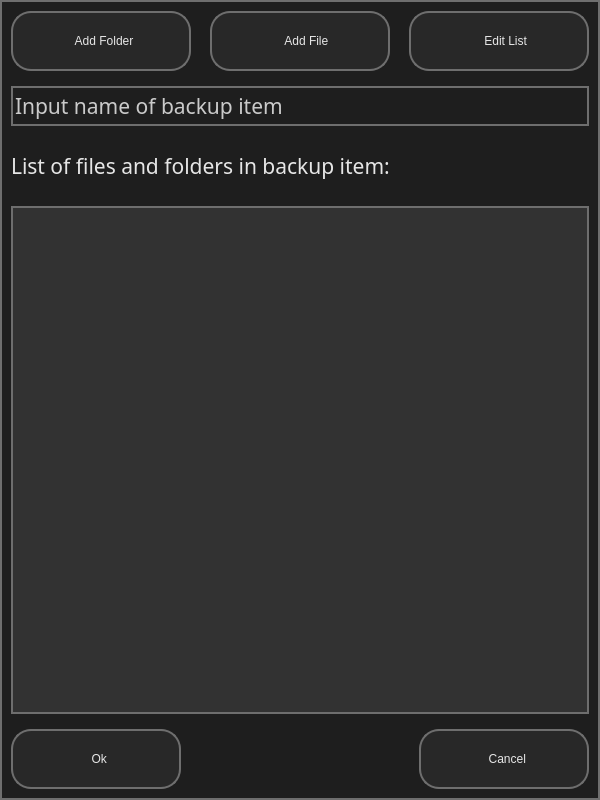
Qt form ui/ui_01_add_item.ui (il721/EasyBack) before a commit.
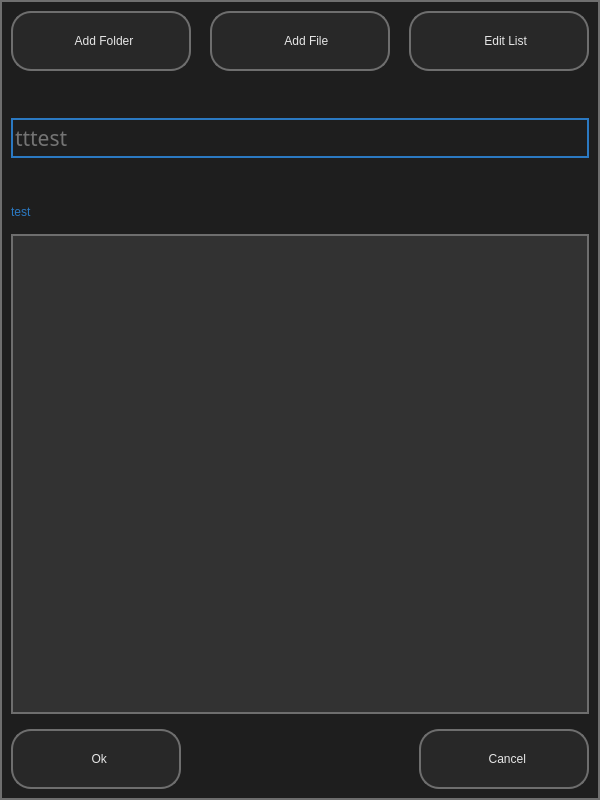
The same form after that commit. Icons and pictures are not drawn.

Commit message: Edit "add item" dialog functionality

```diff
--- a/ui/ui_01_add_item.ui
+++ b/ui/ui_01_add_item.ui
@@ -176,6 +176,19 @@
      </item>
     </layout>
    </item>
+   <item>
+    <spacer name="verticalSpacer_2">
+     <property name="orientation">
+      <enum>Qt::Vertical</enum>
+     </property>
+     <property name="sizeHint" stdset="0">
+      <size>
+       <width>20</width>
+       <height>40</height>
+      </size>
+     </property>
+    </spacer>
+   </item>
    <item>
     <widget class="QLineEdit" name="input_name">
      <property name="minimumSize">
@@ -199,52 +212,54 @@
       </font>
      </property>
      <property name="styleSheet">
-      <string notr="true">color: rgb(202, 202, 202);</string>
+      <string notr="true">color: rgb(202, 202, 202);
+border-color: #2B79C2;
+</string>
      </property>
      <property name="text">
-      <string>Input name of backup item</string>
+      <string/>
      </property>
      <property name="placeholderText">
-      <string>Input name of backup item</string>
+      <string>tttest</string>
      </property>
     </widget>
    </item>
    <item>
-    <widget class="QLabel" name="ListOfItem">
-     <property name="minimumSize">
-      <size>
-       <width>0</width>
-       <height>50</height>
-      </size>
+    <spacer name="verticalSpacer">
+     <property name="orientation">
+      <enum>Qt::Vertical</enum>
      </property>
-     <property name="maximumSize">
+     <property name="sizeHint" stdset="0">
       <size>
-       <width>16777215</width>
-       <height>50</height>
+       <width>20</width>
+       <height>40</height>
       </size>
      </property>
-     <property name="font">
-      <font>
-       <family>Lexend Light</family>
-       <pointsize>16</pointsize>
-       <italic>false</italic>
-       <bold>false</bold>
-      </font>
-     </property>
+    </spacer>
+   </item>
+   <item>
+    <widget class="QLabel" name="info">
      <property name="styleSheet">
-      <string notr="true">border: no</string>
+      <string notr="true">color: #2B79C2;
+border: no</string>
      </property>
      <property name="text">
-      <string>List of files and folders in backup item:</string>
+      <string>test</string>
      </property>
     </widget>
    </item>
    <item>
     <widget class="QListWidget" name="list_files_and_folders">
+     <property name="minimumSize">
+      <size>
+       <width>0</width>
+       <height>480</height>
+      </size>
+     </property>
      <property name="styleSheet">
       <string notr="true">background-color: rgb(50, 50,50);
-color: rgb(10,10,10);
-font: 300 12pt &quot;Lexend Light&quot;;</string>
+color: rgb(230, 230, 230);
+font: 300 16pt &quot;Lexend Light&quot;;</string>
      </property>
     </widget>
    </item>
```
The commit also changes 4 other files.
